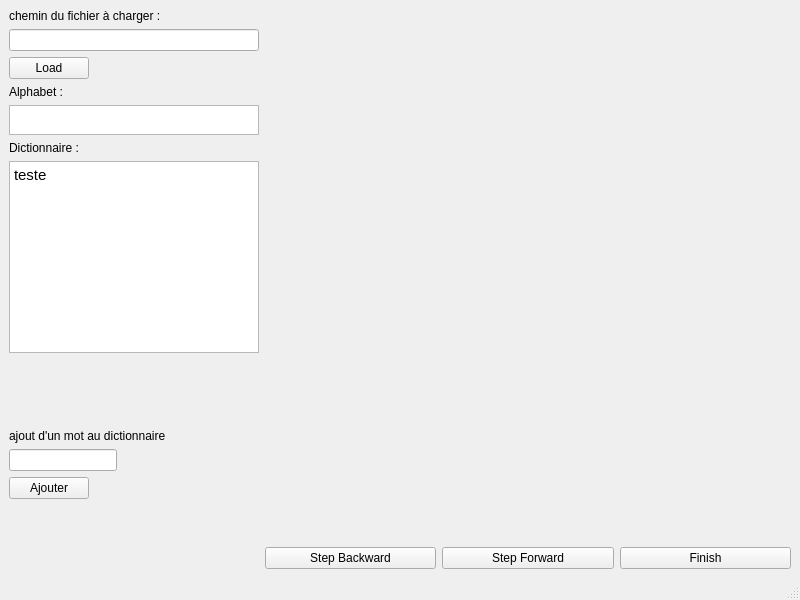
Qt form view.ui (Chavau/zero_reversible) before a commit.
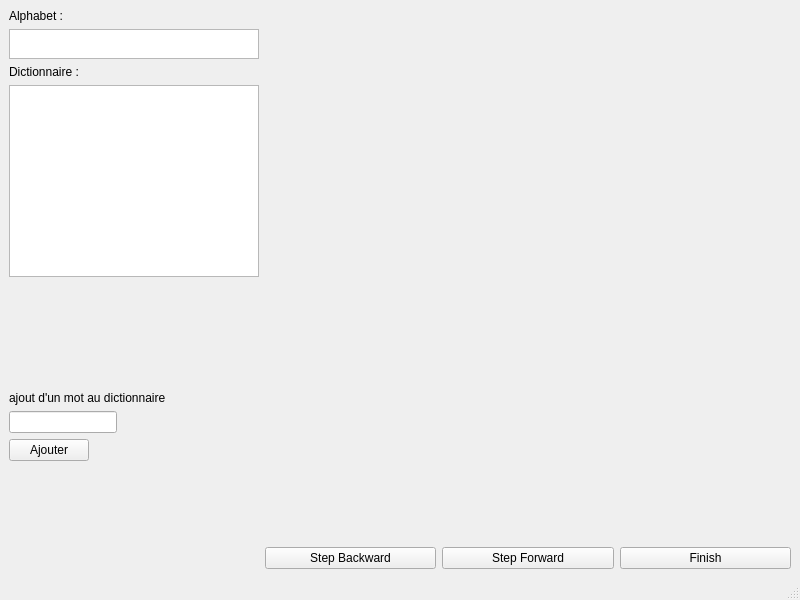
The same form after that commit.

The edit to the form file:
```diff
--- a/view.ui
+++ b/view.ui
@@ -17,42 +17,6 @@
    <layout class="QHBoxLayout" name="horizontalLayout">
     <item>
      <layout class="QVBoxLayout" name="verticalLayout_3">
-      <item>
-       <widget class="QLabel" name="label_2">
-        <property name="text">
-         <string>chemin du fichier à charger :</string>
-        </property>
-       </widget>
-      </item>
-      <item>
-       <widget class="QLineEdit" name="LE_chemin_fichier">
-        <property name="sizePolicy">
-         <sizepolicy hsizetype="Maximum" vsizetype="Fixed">
-          <horstretch>0</horstretch>
-          <verstretch>0</verstretch>
-         </sizepolicy>
-        </property>
-        <property name="maximumSize">
-         <size>
-          <width>250</width>
-          <height>16777215</height>
-         </size>
-        </property>
-       </widget>
-      </item>
-      <item>
-       <widget class="QPushButton" name="B_charger_fichier">
-        <property name="sizePolicy">
-         <sizepolicy hsizetype="Fixed" vsizetype="Fixed">
-          <horstretch>0</horstretch>
-          <verstretch>0</verstretch>
-         </sizepolicy>
-        </property>
-        <property name="text">
-         <string>Load</string>
-        </property>
-       </widget>
-      </item>
       <item>
        <widget class="QLabel" name="label_3">
         <property name="text">
@@ -102,7 +66,7 @@
 &lt;html&gt;&lt;head&gt;&lt;meta name=&quot;qrichtext&quot; content=&quot;1&quot; /&gt;&lt;style type=&quot;text/css&quot;&gt;
 p, li { white-space: pre-wrap; }
 &lt;/style&gt;&lt;/head&gt;&lt;body style=&quot; font-family:'Ubuntu'; font-size:11pt; font-weight:400; font-style:normal;&quot;&gt;
-&lt;p style=&quot; margin-top:0px; margin-bottom:0px; margin-left:0px; margin-right:0px; -qt-block-indent:0; text-indent:0px;&quot;&gt;teste&lt;/p&gt;&lt;/body&gt;&lt;/html&gt;</string>
+&lt;p style=&quot;-qt-paragraph-type:empty; margin-top:0px; margin-bottom:0px; margin-left:0px; margin-right:0px; -qt-block-indent:0; text-indent:0px;&quot;&gt;&lt;br /&gt;&lt;/p&gt;&lt;/body&gt;&lt;/html&gt;</string>
         </property>
        </widget>
       </item>
```
